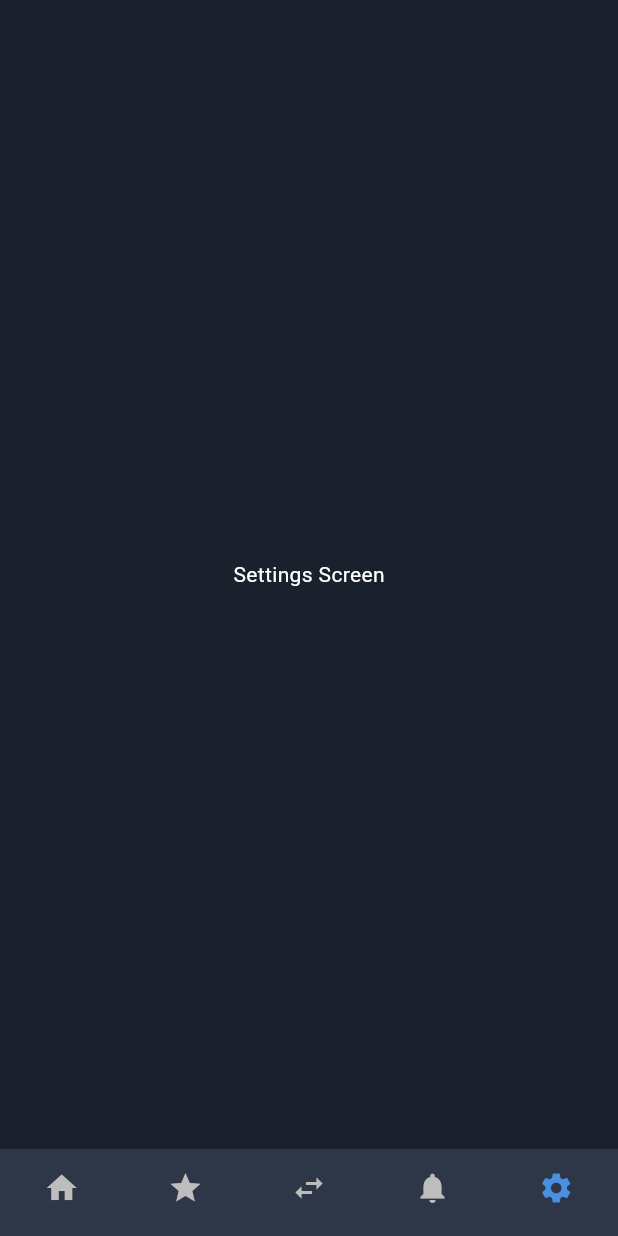
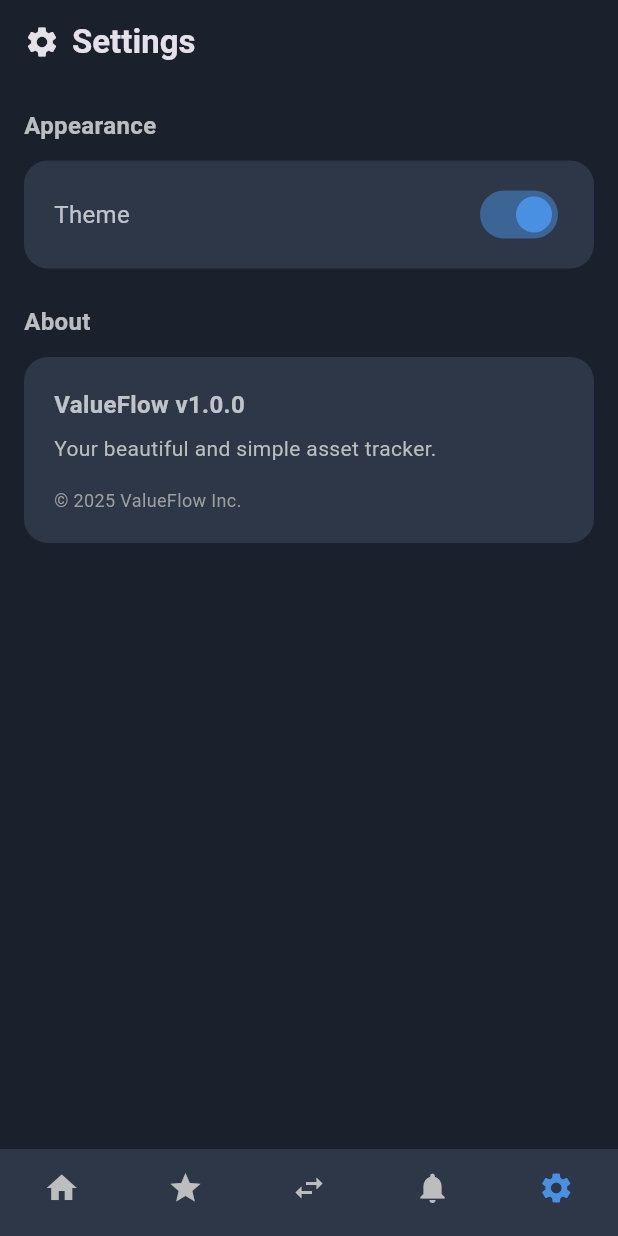
Before and after one commit to MuhammetEmirAydogan/Value_Flow_App, a Flutter app: the DashboardScreen screen opened directly, item 5 of the bottom bar chosen, on a phone screen of 412 x 824 dp. Run offline on Flutter 3.47's test engine with Material 3 defaults, Android fonts, the phone set to English and light mode, and no system bars.

Commit message:
feat(settings): Create settings screen UI

```diff
--- a/lib/features/dashboard/screens/dashboard_screen.dart
+++ b/lib/features/dashboard/screens/dashboard_screen.dart
@@ -3,6 +3,7 @@ import 'package:value_flow/features/home/screens/home_screen.dart';
 import 'package:value_flow/features/favorites/screens/favorites_screen.dart';
 import 'package:value_flow/features/converter/screens/converter_screen.dart';
 import 'package:value_flow/features/alerts/screens/alerts_screen.dart';
+import 'package:value_flow/features/settings/screens/settings_screen.dart';
 
 class DashboardScreen extends StatefulWidget {
   const DashboardScreen({super.key});
@@ -19,7 +20,7 @@ class _DashboardScreenState extends State<DashboardScreen> {
     FavoritesScreen(),
     ConverterScreen(),
     AlertsScreen(),
-    Text('Settings Screen', style: TextStyle(color: Colors.white)),
+    SettingsScreen(),
   ];
 
   void _onItemTapped(int index) {
--- /dev/null
+++ b/lib/features/settings/screens/settings_screen.dart
@@ -0,0 +1,102 @@
+import 'package:flutter/material.dart';
+
+class SettingsScreen extends StatefulWidget {
+  const SettingsScreen({super.key});
+
+  @override
+  State<SettingsScreen> createState() => _SettingsScreenState();
+}
+
+class _SettingsScreenState extends State<SettingsScreen> {
+  bool isDarkModeEnabled = true;
+
+  @override
+  Widget build(BuildContext context) {
+    return Scaffold(
+      appBar: AppBar(
+        title: Row(
+          children: const [
+            Icon(Icons.settings),
+            SizedBox(width: 8),
+            Text('Settings'),
+          ],
+        ),
+      ),
+      body: Padding(
+        padding: const EdgeInsets.all(16.0),
+        child: Column(
+          crossAxisAlignment: CrossAxisAlignment.start,
+          children: [
+            const Text(
+              'Appearance',
+              style: TextStyle(
+                fontSize: 16,
+                fontWeight: FontWeight.bold,
+                color: Colors.white70,
+              ),
+            ),
+            const SizedBox(height: 12),
+            Container(
+              padding: const EdgeInsets.symmetric(vertical: 12.0, horizontal: 20.0),
+              decoration: BoxDecoration(
+                color: const Color(0xFF2D3748),
+                borderRadius: BorderRadius.circular(16.0),
+              ),
+              child: Row(
+                mainAxisAlignment: MainAxisAlignment.spaceBetween,
+                children: [
+                  const Text('Theme', style: TextStyle(fontSize: 16)),
+                  Switch(
+                    value: isDarkModeEnabled,
+                    onChanged: (value) {
+                      setState(() {
+                        isDarkModeEnabled = value;
+                      });
+                    },
+                    activeColor: Theme.of(context).primaryColor,
+                  ),
+                ],
+              ),
+            ),
+            const SizedBox(height: 24),
+            const Text(
+              'About',
+              style: TextStyle(
+                fontSize: 16,
+                fontWeight: FontWeight.bold,
+                color: Colors.white70,
+              ),
+            ),
+            const SizedBox(height: 12),
+            Container(
+              padding: const EdgeInsets.all(20.0),
+              decoration: BoxDecoration(
+                color: const Color(0xFF2D3748),
+                borderRadius: BorderRadius.circular(16.0),
+              ),
+              child: Column(
+                crossAxisAlignment: CrossAxisAlignment.stretch,
+                children: [
+                  const Text(
+                    'ValueFlow v1.0.0',
+                    style: TextStyle(fontSize: 16, fontWeight: FontWeight.bold),
+                  ),
+                  const SizedBox(height: 8),
+                  Text(
+                    'Your beautiful and simple asset tracker.',
+                    style: TextStyle(color: Colors.grey[400]),
+                  ),
+                  const SizedBox(height: 16),
+                  Text(
+                    '© 2025 ValueFlow Inc.',
+                    style: TextStyle(color: Colors.grey[500], fontSize: 12),
+                  ),
+                ],
+              ),
+            ),
+          ],
+        ),
+      ),
+    );
+  }
+}
```
